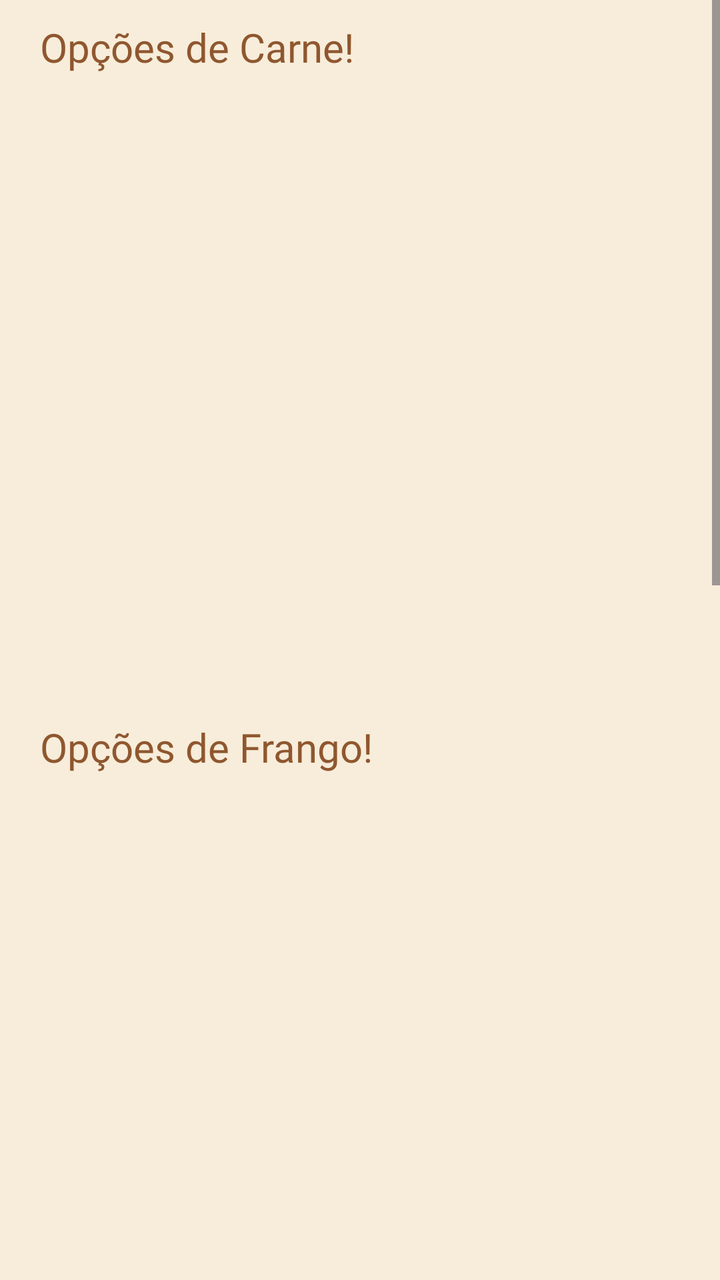
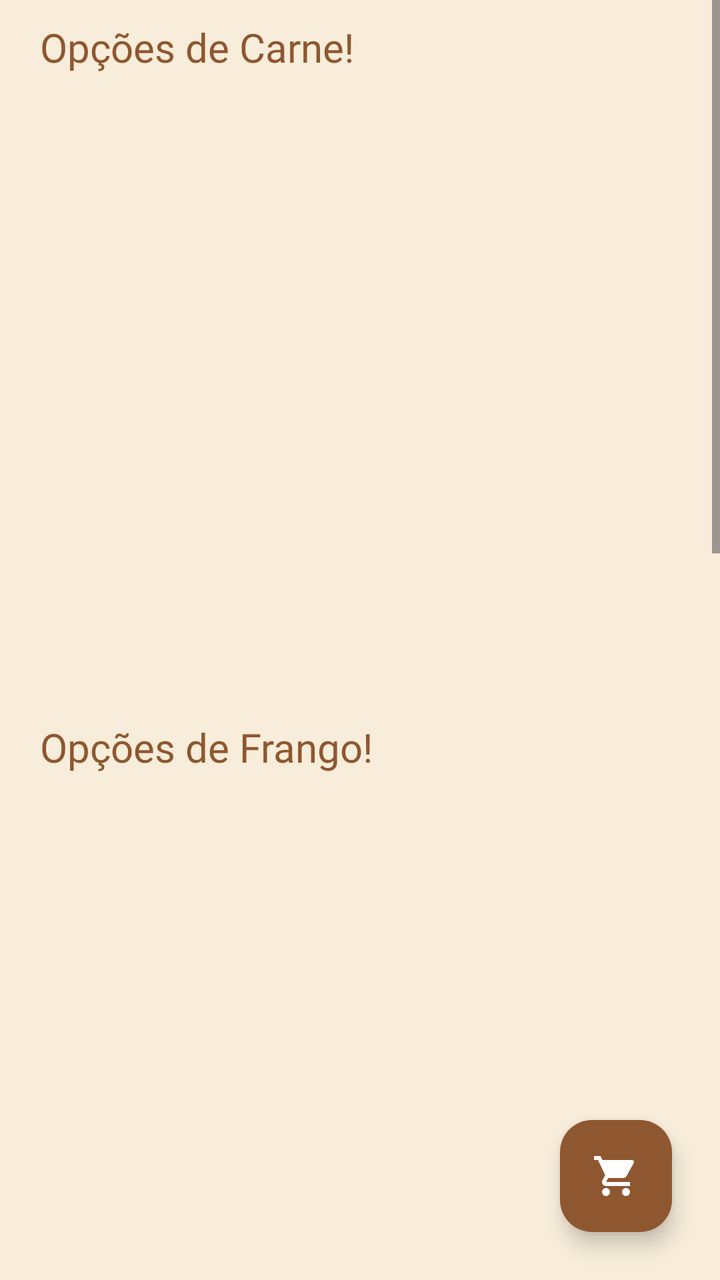

Screens rendered from an Android XML layout before and after an edit, with the pre-edit source and the edit as a unified diff.
<!-- AndroidManifest.xml: application theme Theme.VangustApp -->
<!-- res/layout/fragment_cardapio.xml -->
<?xml version="1.0" encoding="utf-8"?>
<ScrollView xmlns:android="http://schemas.android.com/apk/res/android"
    xmlns:tools="http://schemas.android.com/tools"
    android:layout_width="match_parent"
    android:layout_height="match_parent"
    android:background="#F7EDDA"
    tools:context=".InicioFragment">

    

    <LinearLayout
        android:layout_width="match_parent"
        android:layout_height="match_parent"
        android:orientation="vertical">

        <LinearLayout
            android:layout_width="match_parent"
            android:layout_height="330dp"
            android:layout_marginTop="10dp"
            android:layout_marginBottom="10dp"
            android:orientation="vertical">

            <TextView
                android:layout_width="wrap_content"
                android:layout_height="wrap_content"
                android:layout_marginLeft="20dp"
                android:fontFamily="@font/oswald_regular"
                android:text="Opções de Carne!"
                android:textColor="#8F572F"
                android:textSize="20sp" />

            <androidx.recyclerview.widget.RecyclerView
                android:id="@+id/idRecCarnes"
                android:layout_width="match_parent"
                android:layout_height="match_parent"
                android:layout_margin="10dp" />
        </LinearLayout>

        <LinearLayout
            android:layout_width="match_parent"
            android:layout_height="330dp"
            android:layout_marginTop="10dp"
            android:layout_marginBottom="10dp"
            android:orientation="vertical">

            <TextView
                android:layout_width="wrap_content"
                android:layout_height="wrap_content"
                android:layout_marginLeft="20dp"
                android:fontFamily="@font/oswald_regular"
                android:text="Opções de Frango!"
                android:textColor="#8F572F"
                android:textSize="20sp" />

            <androidx.recyclerview.widget.RecyclerView
                android:id="@+id/idRecFrangos"
                android:layout_width="match_parent"
                android:layout_height="match_parent"
                android:layout_margin="10dp" />
        </LinearLayout>

        <LinearLayout
            android:layout_width="match_parent"
            android:layout_height="330dp"
            android:layout_marginTop="10dp"
            android:layout_marginBottom="10dp"
            android:orientation="vertical">

            <TextView
                android:layout_width="wrap_content"
                android:layout_height="wrap_content"
                android:layout_marginLeft="20dp"
                android:fontFamily="@font/oswald_regular"
                android:text="Opções Veganas!"
                android:textColor="#8F572F"
                android:textSize="20sp" />

            <androidx.recyclerview.widget.RecyclerView
                android:id="@+id/idRecVeganos"
                android:layout_width="match_parent"
                android:layout_height="match_parent"
                android:layout_margin="10dp" />
        </LinearLayout>

        <LinearLayout
            android:layout_width="match_parent"
            android:layout_height="330dp"
            android:layout_marginTop="10dp"
            android:layout_marginBottom="10dp"
            android:orientation="vertical">

            <TextView
                android:layout_width="wrap_content"
                android:layout_height="wrap_content"
                android:layout_marginLeft="20dp"
                android:fontFamily="@font/oswald_regular"
                android:text="Opções de Combos!"
                android:textColor="#8F572F"
                android:textSize="20sp" />

            <androidx.recyclerview.widget.RecyclerView
                android:id="@+id/idRecCombos"
                android:layout_width="match_parent"
                android:layout_height="match_parent"
                android:layout_margin="10dp" />
        </LinearLayout>

    </LinearLayout>


</ScrollView>
<!-- resources referenced by this layout -->
<resources>
  <style name="Theme.VangustApp" parent="Base.Theme.VangustApp" />
  <style name="Base.Theme.VangustApp" parent="Theme.Material3.DayNight.NoActionBar">
          
          
      </style>
</resources>

<!-- the commit's change to res/layout/fragment_cardapio.xml (unified diff, before → after) -->
@@ -1,111 +1,128 @@
 <?xml version="1.0" encoding="utf-8"?>
-<ScrollView xmlns:android="http://schemas.android.com/apk/res/android"
+<FrameLayout xmlns:android="http://schemas.android.com/apk/res/android"
+    xmlns:app="http://schemas.android.com/apk/res-auto"
     xmlns:tools="http://schemas.android.com/tools"
     android:layout_width="match_parent"
     android:layout_height="match_parent"
     android:background="#F7EDDA"
-    tools:context=".InicioFragment">
+    tools:context=".CardapioFragment">
 
     
-
-    <LinearLayout
+    <ScrollView
         android:layout_width="match_parent"
-        android:layout_height="match_parent"
-        android:orientation="vertical">
+        android:layout_height="match_parent">
 
         <LinearLayout
             android:layout_width="match_parent"
-            android:layout_height="330dp"
-            android:layout_marginTop="10dp"
-            android:layout_marginBottom="10dp"
-            android:orientation="vertical">
+            android:layout_height="wrap_content"
+            android:orientation="vertical"
+            android:paddingBottom="80dp"> 
 
-            <TextView
-                android:layout_width="wrap_content"
-                android:layout_height="wrap_content"
-                android:layout_marginLeft="20dp"
-                android:fontFamily="@font/oswald_regular"
-                android:text="Opções de Carne!"
-                android:textColor="#8F572F"
-                android:textSize="20sp" />
+            <LinearLayout
+                android:layout_width="match_parent"
+                android:layout_height="330dp"
+                android:layout_marginTop="10dp"
+                android:layout_marginBottom="10dp"
+                android:orientation="vertical">
 
-            <androidx.recyclerview.widget.RecyclerView
-                android:id="@+id/idRecCarnes"
+                <TextView
+                    android:layout_width="wrap_content"
+                    android:layout_height="wrap_content"
+                    android:layout_marginLeft="20dp"
+                    android:fontFamily="@font/oswald_regular"
+                    android:text="Opções de Carne!"
+                    android:textColor="#8F572F"
+                    android:textSize="20sp" />
+
+                <androidx.recyclerview.widget.RecyclerView
+                    android:id="@+id/idRecCarnes"
+                    android:layout_width="match_parent"
+                    android:layout_height="match_parent"
+                    android:layout_margin="10dp" />
+            </LinearLayout>
+
+            <LinearLayout
                 android:layout_width="match_parent"
-                android:layout_height="match_parent"
-                android:layout_margin="10dp" />
+                android:layout_height="330dp"
+                android:layout_marginTop="10dp"
+                android:layout_marginBottom="10dp"
+                android:orientation="vertical">
+
+                <TextView
+                    android:layout_width="wrap_content"
+                    android:layout_height="wrap_content"
+                    android:layout_marginLeft="20dp"
+                    android:fontFamily="@font/oswald_regular"
+                    android:text="Opções de Frango!"
+                    android:textColor="#8F572F"
+                    android:textSize="20sp" />
+
+                <androidx.recyclerview.widget.RecyclerView
+                    android:id="@+id/idRecFrangos"
+                    android:layout_width="match_parent"
+                    android:layout_height="match_parent"
+                    android:layout_margin="10dp" />
+            </LinearLayout>
+
+            <LinearLayout
+                android:layout_width="match_parent"
+                android:layout_height="330dp"
+                android:layout_marginTop="10dp"
+                android:layout_marginBottom="10dp"
+                android:orientation="vertical">
+
+                <TextView
+                    android:layout_width="wrap_content"
+                    android:layout_height="wrap_content"
+                    android:layout_marginLeft="20dp"
+                    android:fontFamily="@font/oswald_regular"
+                    android:text="Opções Veganas!"
+                    android:textColor="#8F572F"
+                    android:textSize="20sp" />
+
+                <androidx.recyclerview.widget.RecyclerView
+                    android:id="@+id/idRecVeganos"
+                    android:layout_width="match_parent"
+                    android:layout_height="match_parent"
+                    android:layout_margin="10dp" />
+            </LinearLayout>
+
+            <LinearLayout
+                android:layout_width="match_parent"
+                android:layout_height="330dp"
+                android:layout_marginTop="10dp"
+                android:layout_marginBottom="10dp"
+                android:orientation="vertical">
+
+                <TextView
+                    android:layout_width="wrap_content"
+                    android:layout_height="wrap_content"
+                    android:layout_marginLeft="20dp"
+                    android:fontFamily="@font/oswald_regular"
+                    android:text="Opções de Combos!"
+                    android:textColor="#8F572F"
+                    android:textSize="20sp" />
+
+                <androidx.recyclerview.widget.RecyclerView
+                    android:id="@+id/idRecCombos"
+                    android:layout_width="match_parent"
+                    android:layout_height="match_parent"
+                    android:layout_margin="10dp" />
+            </LinearLayout>
+
         </LinearLayout>
+    </ScrollView>
 
-        <LinearLayout
-            android:layout_width="match_parent"
-            android:layout_height="330dp"
-            android:layout_marginTop="10dp"
-            android:layout_marginBottom="10dp"
-            android:orientation="vertical">
+    
+    <com.google.android.material.floatingactionbutton.FloatingActionButton
+        android:id="@+id/fabCarrinhoCardapio"
+        android:layout_width="wrap_content"
+        android:layout_height="wrap_content"
+        android:layout_gravity="bottom|end"
+        android:layout_margin="24dp"
+        android:src="@drawable/baseline_shopping_cart"
+        android:backgroundTint="#8F572F"
+        app:tint="@android:color/white"
+        android:contentDescription="Abrir Carrinho" />
 
-            <TextView
-                android:layout_width="wrap_content"
-                android:layout_height="wrap_content"
-                android:layout_marginLeft="20dp"
-                android:fontFamily="@font/oswald_regular"
-                android:text="Opções de Frango!"
-                android:textColor="#8F572F"
-                android:textSize="20sp" />
-
-            <androidx.recyclerview.widget.RecyclerView
-                android:id="@+id/idRecFrangos"
-                android:layout_width="match_parent"
-                android:layout_height="match_parent"
-                android:layout_margin="10dp" />
-        </LinearLayout>
-
-        <LinearLayout
-            android:layout_width="match_parent"
-            android:layout_height="330dp"
-            android:layout_marginTop="10dp"
-            android:layout_marginBottom="10dp"
-            android:orientation="vertical">
-
-            <TextView
-                android:layout_width="wrap_content"
-                android:layout_height="wrap_content"
-                android:layout_marginLeft="20dp"
-                android:fontFamily="@font/oswald_regular"
-                android:text="Opções Veganas!"
-                android:textColor="#8F572F"
-                android:textSize="20sp" />
-
-            <androidx.recyclerview.widget.RecyclerView
-                android:id="@+id/idRecVeganos"
-                android:layout_width="match_parent"
-                android:layout_height="match_parent"
-                android:layout_margin="10dp" />
-        </LinearLayout>
-
-        <LinearLayout
-            android:layout_width="match_parent"
-            android:layout_height="330dp"
-            android:layout_marginTop="10dp"
-            android:layout_marginBottom="10dp"
-            android:orientation="vertical">
-
-            <TextView
-                android:layout_width="wrap_content"
-                android:layout_height="wrap_content"
-                android:layout_marginLeft="20dp"
-                android:fontFamily="@font/oswald_regular"
-                android:text="Opções de Combos!"
-                android:textColor="#8F572F"
-                android:textSize="20sp" />
-
-            <androidx.recyclerview.widget.RecyclerView
-                android:id="@+id/idRecCombos"
-                android:layout_width="match_parent"
-                android:layout_height="match_parent"
-                android:layout_margin="10dp" />
-        </LinearLayout>
-
-    </LinearLayout>
-
-
-</ScrollView>
+</FrameLayout>
<!-- resource entries referenced after the edit -->
@@ -1,5 +1,11 @@
 <!-- resources referenced by this layout -->
 <resources>
+  <!-- drawable baseline_shopping_cart (drawable) -->
+  <vector xmlns:android="http://schemas.android.com/apk/res/android" android:height="24dp" android:tint="#000000" android:viewportHeight="24" android:viewportWidth="24" android:width="24dp">
+        
+      <path android:fillColor="@android:color/white" android:pathData="M7,18c-1.1,0 -1.99,0.9 -1.99,2S5.9,22 7,22s2,-0.9 2,-2 -0.9,-2 -2,-2zM1,2v2h2l3.6,7.59 -1.35,2.45c-0.16,0.28 -0.25,0.61 -0.25,0.96 0,1.1 0.9,2 2,2h12v-2L7.42,15c-0.14,0 -0.25,-0.11 -0.25,-0.25l0.03,-0.12 0.9,-1.63h7.45c0.75,0 1.41,-0.41 1.75,-1.03l3.58,-6.49c0.08,-0.14 0.12,-0.31 0.12,-0.48 0,-0.55 -0.45,-1 -1,-1L5.21,4l-0.94,-2L1,2zM17,18c-1.1,0 -1.99,0.9 -1.99,2s0.89,2 1.99,2 2,-0.9 2,-2 -0.9,-2 -2,-2z"/>
+      
+  </vector>
   <style name="Theme.VangustApp" parent="Base.Theme.VangustApp" />
   <style name="Base.Theme.VangustApp" parent="Theme.Material3.DayNight.NoActionBar">
           
